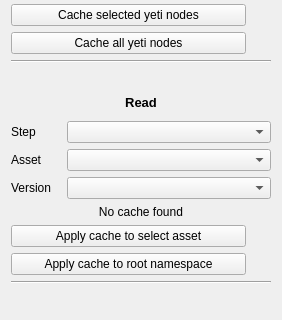
Before: the Qt Designer form scripts/maya_psyhive/tools/yeti/yeti_cache_tools.ui in Psyop/psyhive, drawn with Qt 5; both pictures show x 0 to 282 and y 93 to 413 of the 282 by 497 pixel window.
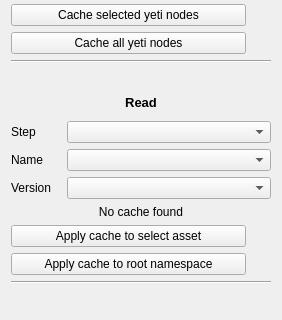
After: the same form once the commit is applied. Icons and pictures are not drawn. Custom widgets are drawn as their Qt base class.

What changed in the file:
```diff
--- a/scripts/maya_psyhive/tools/yeti/yeti_cache_tools.ui
+++ b/scripts/maya_psyhive/tools/yeti/yeti_cache_tools.ui
@@ -274,7 +274,7 @@
           </size>
          </property>
          <property name="text">
-          <string>Asset</string>
+          <string>Name</string>
          </property>
         </widget>
        </item>
```
Left out of the diff: 2 changed lines with no effect on the pictures.
